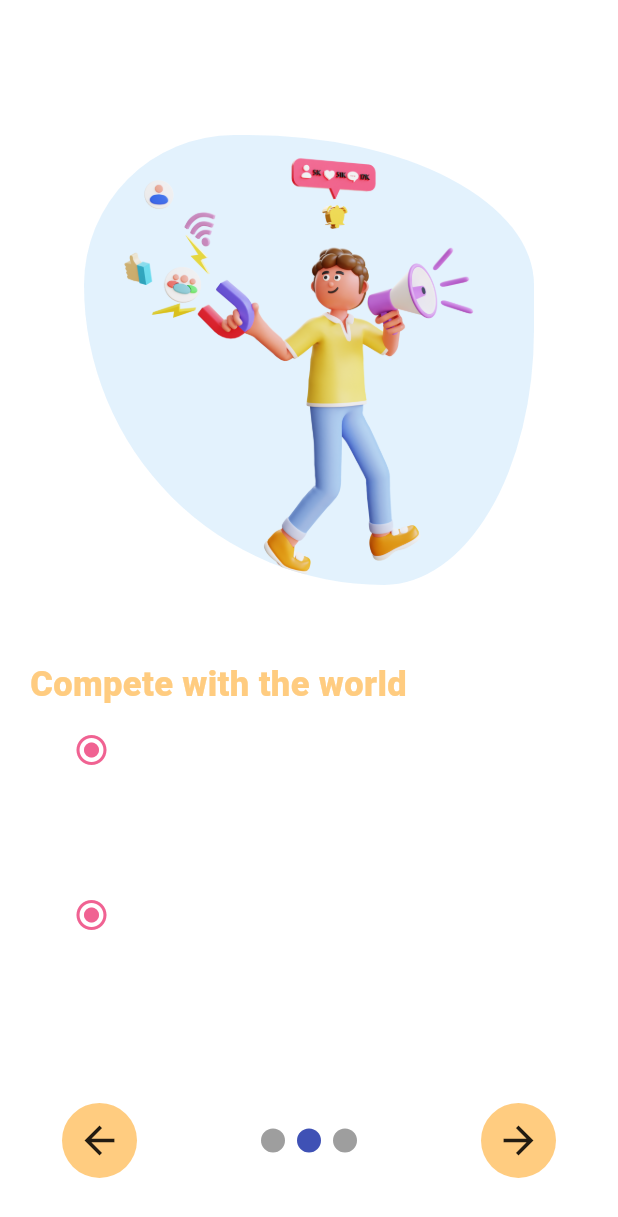
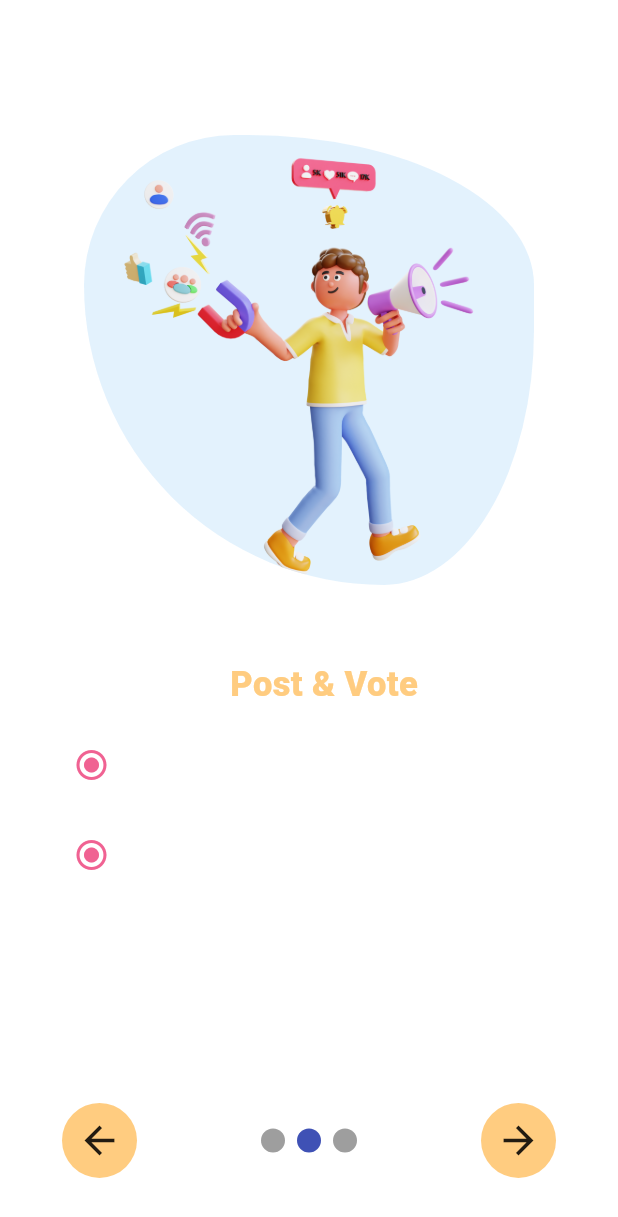
Before and after one commit to Nagarasu0408/snapixel, a Flutter app: the screen it shows after launch, after a tap on "Skip", after a tap on the "arrow back" icon, on a phone screen of 412 x 824 dp. Shown: the top 1217 px of the screen. Run offline on Flutter 3.47's test engine with Material 3 defaults, Android fonts, the phone set to English and light mode, and no system bars; drawn by our look-alikes of smooth_page_indicator; our stand-ins replace animated_splash_screen, google_nav_bar; network calls fail.

```diff
--- a/lib/Components/PostItem.dart
+++ b/lib/Components/PostItem.dart
@@ -60,7 +60,7 @@ class _PostItemState extends State<Post> {
                       Container(
                         height:50,
                         width: 50,
-                        decoration: pin?BoxDecoration(color: Colors.blue.withOpacity(.1),shape: BoxShape.circle):BoxDecoration(color: Colors.white12,shape: BoxShape.circle),),
+                        decoration: pin?BoxDecoration(color: Colors.blue.withOpacity(.1),shape: BoxShape.circle):const BoxDecoration(color: Colors.white12,shape: BoxShape.circle),),
                       GestureDetector(
                         onTap: pinUser,
                         child: Transform.rotate(
--- a/lib/Pages/screens/ExtraScreens/IntroScreen1.dart
+++ b/lib/Pages/screens/ExtraScreens/IntroScreen1.dart
@@ -31,7 +31,7 @@ class Intro1 extends StatelessWidget {
             ),
           ),
           const SizedBox(
-            height: 10,
+            height: 25,
           ),
           Padding(
             padding: const EdgeInsets.symmetric(horizontal: 10),
@@ -50,10 +50,9 @@ class Intro1 extends StatelessWidget {
                   width: 10,
                 ),
                 const SizedBox(
-                  height: 80,
                   width: 300,
                   child: Text(
-                    'QPixel allows every users to upload their high quality photographs and let them to create their own library.',
+                    'Expolre amazing Contests created by other users.',
                     style: TextStyle(
                         fontSize: 14,
                         fontFamily: 'Assistant',
@@ -82,10 +81,9 @@ class Intro1 extends StatelessWidget {
                   width: 10,
                 ),
                 const SizedBox(
-                  height: 80,
                   width: 300,
                   child: Text(
-                    'Every masterpiece of the creators will be considered to be displayed in the user library in front of the world.',
+                    'Create your own customized contest, define the rules and target a specific community',
                     style: TextStyle(
                         fontSize: 14,
                         fontFamily: 'Assistant',
--- a/lib/Pages/screens/ExtraScreens/IntroScreen2.dart
+++ b/lib/Pages/screens/ExtraScreens/IntroScreen2.dart
@@ -17,11 +17,11 @@ class Intro2 extends StatelessWidget {
             height: 50,
           ),
           Align(
-            alignment: Alignment.bottomLeft,
+            alignment: Alignment.center,
             child: Padding(
               padding: const EdgeInsets.only(left: 20.0),
               child: Text(
-                "Compete with the world",
+                "Post & Vote",
                 style: TextStyle(
                     fontSize: 23,
                     color: Colors.orange.shade200,
@@ -30,7 +30,7 @@ class Intro2 extends StatelessWidget {
             ),
           ),
           const SizedBox(
-            height: 15,
+            height: 25,
           ),
           Padding(
             padding: const EdgeInsets.symmetric(horizontal: 10),
@@ -49,10 +49,9 @@ class Intro2 extends StatelessWidget {
                   width: 10,
                 ),
                 const SizedBox(
-                  height: 110,
                   width: 300,
                   child: Text(
-                    'Any creators can participate in the monthly contest hosted in QPixel and the credits will be given based on their ratings.',
+                    'Post high quality content to showcase your talent and build your fanbase.',
                     style: TextStyle(
                         fontSize: 14,
                         color: Colors.white,
@@ -64,6 +63,7 @@ class Intro2 extends StatelessWidget {
               ],
             ),
           ),
+          const SizedBox(height: 20,),
           Padding(
             padding: const EdgeInsets.symmetric(horizontal: 10),
             child: Row(
@@ -81,10 +81,9 @@ class Intro2 extends StatelessWidget {
                   width: 10,
                 ),
                 const SizedBox(
-                  height: 110,
                   width: 300,
                   child: Text(
-                    'The ratings for a creator can be determined by the number of votes that a photograph got by all other users globally.',
+                    'Vote for your favourite user and show your support.',
                     style: TextStyle(
                         fontSize: 14,
                         color: Colors.white,
--- a/lib/main.dart
+++ b/lib/main.dart
@@ -1,9 +1,5 @@
 import 'package:animated_splash_screen/animated_splash_screen.dart';
 import 'package:flutter/material.dart';
-import 'package:snapixel/Demo/dmeo.dart';
-import 'package:snapixel/Demo/share.dart';
-import 'package:snapixel/Pages/Trends.dart';
-import 'package:snapixel/Pages/UserProfile.dart';
 import 'package:snapixel/Pages/screens/MainIntroScreen.dart';
 
 void main() {
```
